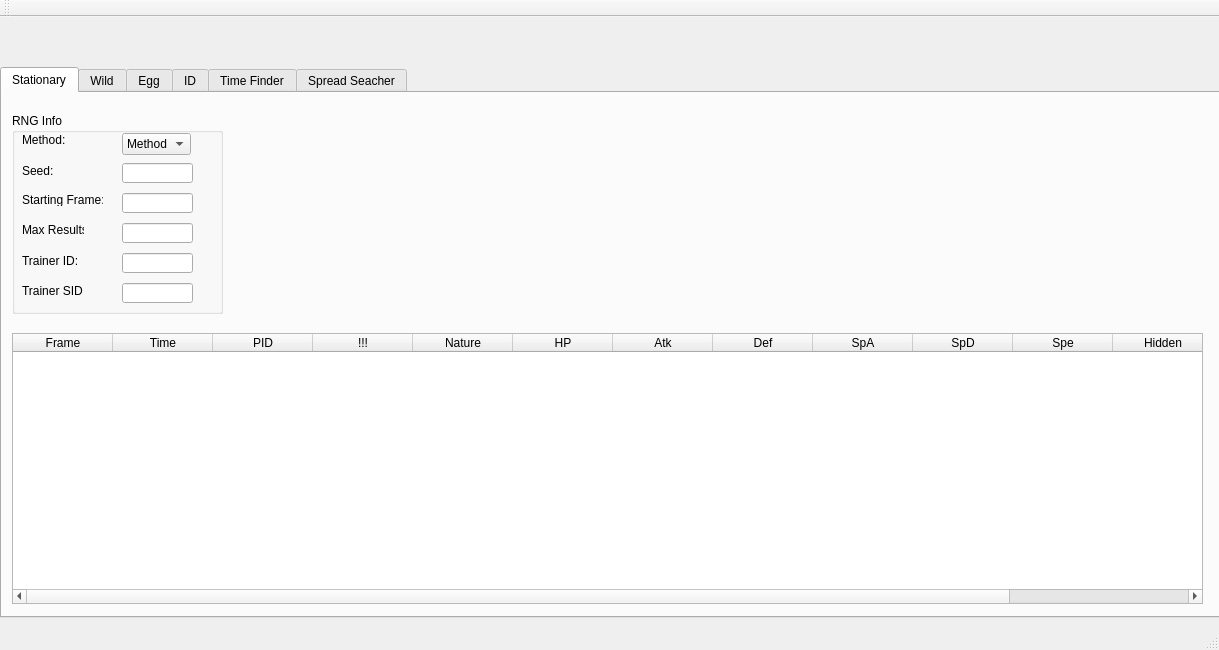
Qt form mainwindow.ui (Admiral-Fish/PokeFinder) before a commit.
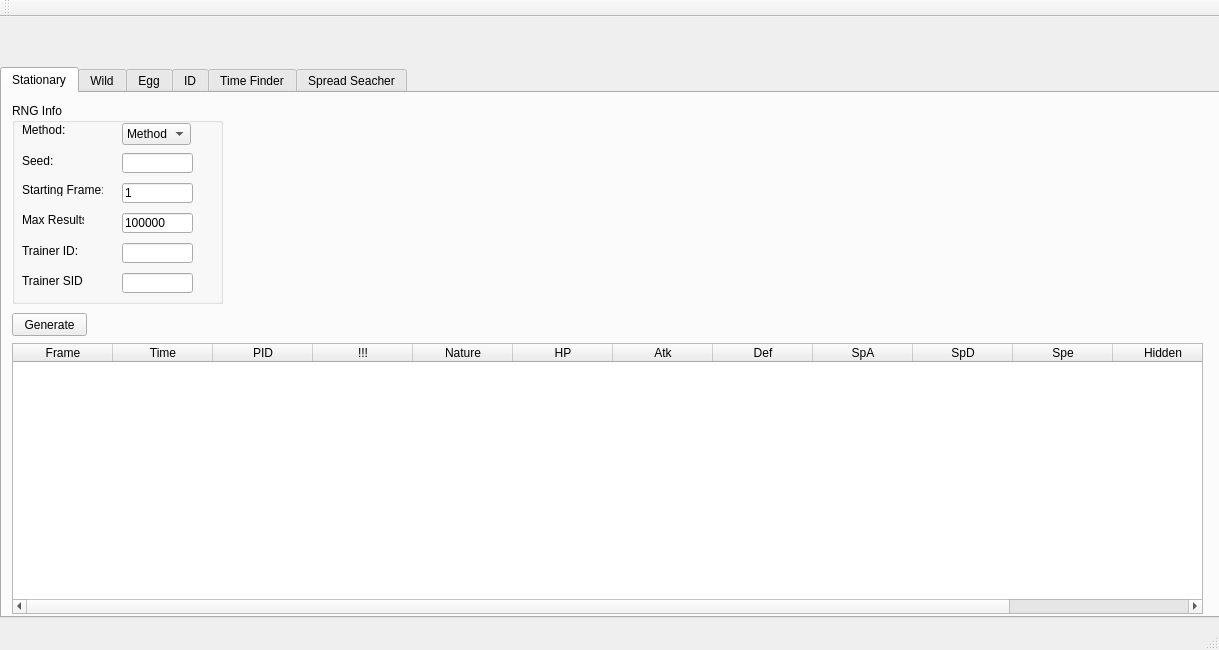
The same form after that commit.

```diff
--- a/mainwindow.ui
+++ b/mainwindow.ui
@@ -34,7 +34,7 @@
       <property name="geometry">
        <rect>
         <x>10</x>
-        <y>20</y>
+        <y>10</y>
         <width>211</width>
         <height>201</height>
        </rect>
@@ -159,7 +159,7 @@
         </size>
        </property>
        <property name="inputMask">
-        <string>Hhhhhhhh</string>
+        <string/>
        </property>
        <property name="text">
         <string/>
@@ -200,7 +200,13 @@
         </rect>
        </property>
        <property name="inputMask">
-        <string>9999999999</string>
+        <string/>
+       </property>
+       <property name="text">
+        <string>1</string>
+       </property>
+       <property name="maxLength">
+        <number>10</number>
        </property>
       </widget>
       <widget class="QLineEdit" name="maxResults">
@@ -213,7 +219,13 @@
         </rect>
        </property>
        <property name="inputMask">
-        <string>9999999999</string>
+        <string/>
+       </property>
+       <property name="text">
+        <string>100000</string>
+       </property>
+       <property name="maxLength">
+        <number>10</number>
        </property>
       </widget>
       <widget class="QLineEdit" name="id">
@@ -226,7 +238,10 @@
         </rect>
        </property>
        <property name="inputMask">
-        <string>99999</string>
+        <string/>
+       </property>
+       <property name="maxLength">
+        <number>5</number>
        </property>
       </widget>
       <widget class="QLineEdit" name="sid">
@@ -239,7 +254,10 @@
         </rect>
        </property>
        <property name="inputMask">
-        <string>99999</string>
+        <string/>
+       </property>
+       <property name="maxLength">
+        <number>5</number>
        </property>
       </widget>
      </widget>
@@ -247,7 +265,7 @@
       <property name="geometry">
        <rect>
         <x>10</x>
-        <y>240</y>
+        <y>250</y>
         <width>1191</width>
         <height>271</height>
        </rect>
@@ -318,6 +336,25 @@
        </property>
       </column>
      </widget>
+     <widget class="QPushButton" name="generate">
+      <property name="geometry">
+       <rect>
+        <x>10</x>
+        <y>220</y>
+        <width>75</width>
+        <height>23</height>
+       </rect>
+      </property>
+      <property name="text">
+       <string>Generate</string>
+      </property>
+      <property name="checkable">
+       <bool>false</bool>
+      </property>
+      <property name="autoDefault">
+       <bool>false</bool>
+      </property>
+     </widget>
     </widget>
     <widget class="QWidget" name="tabWild">
      <attribute name="title">
```
